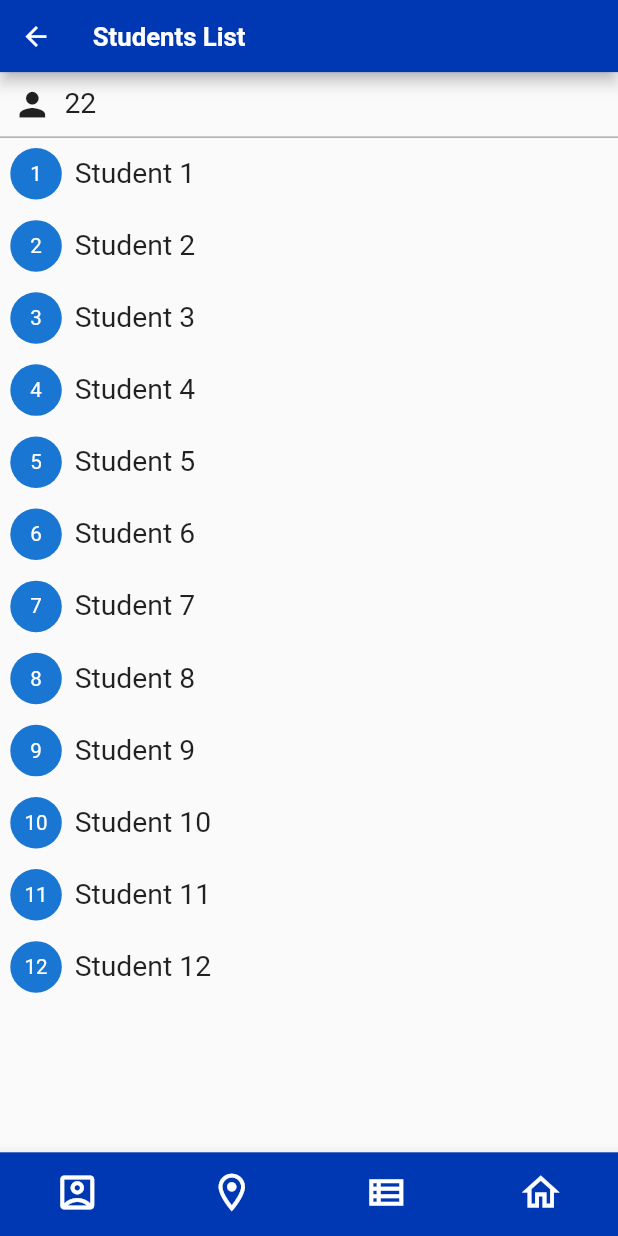
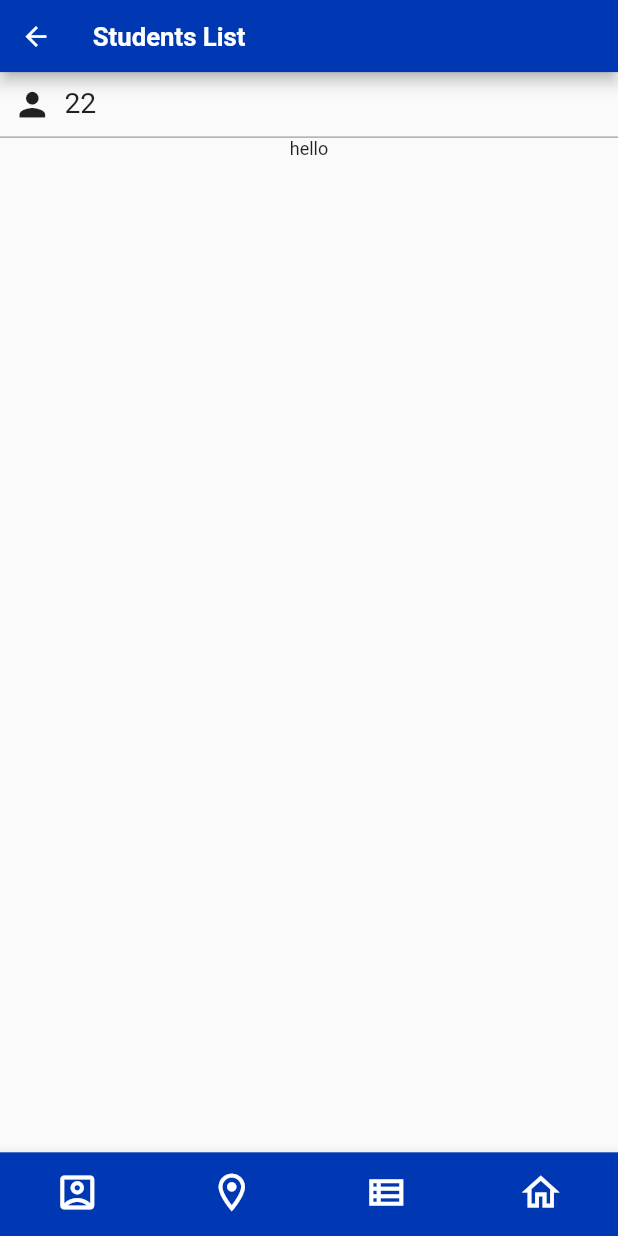
Before and after one commit to mo87654/Driver_App, a Flutter app: the DriverLayout screen opened directly, item 3 of the bottom bar chosen, on a phone screen of 412 x 824 dp. Run offline on Flutter 3.47's test engine with Material 2 defaults, Android fonts, the phone set to English and light mode, and no system bars; our stand-ins replace cloud_firestore, firebase_core, image_picker, responsive_framework; accounts and stored records are empty.

Commit message:
home screen

```diff
--- a/lib/layout/driver_layout.dart
+++ b/lib/layout/driver_layout.dart
@@ -10,13 +10,18 @@ import '../shared/components/colors.dart';
 import '../shared/components/components.dart';
 
 class DriverLayout extends StatefulWidget {
-  const DriverLayout({Key? key}) : super(key: key);
+  DriverLayout({this.names});
+  List? names;
 
   @override
-  State<DriverLayout> createState() => _DriverLayoutState();
+  State<DriverLayout> createState() => _DriverLayoutState(names);
 }
 
 class _DriverLayoutState extends State<DriverLayout> {
+  _DriverLayoutState(this.names);
+  List? names;
+
+  //String? name;
   var currentIndex = 3;
   List<Widget> driverScreens =[
     BusDriverHome(),
@@ -37,7 +42,7 @@ class _DriverLayoutState extends State<DriverLayout> {
       Text(' '),
       driverLeading(
           onpressedfun: (){
-            Navigator.pop(context);
+            print(names);
           }
       ),
       driverLeading(
--- a/lib/main.dart
+++ b/lib/main.dart
@@ -1,9 +1,12 @@
 import 'package:driver_app/modules/login%20screen/login.dart';
+import 'package:firebase_core/firebase_core.dart';
 import 'package:flutter/material.dart';
 import 'package:responsive_framework/responsive_wrapper.dart';
 import 'package:responsive_framework/utils/scroll_behavior.dart';
 
-void main() {
+void main()async {
+  WidgetsFlutterBinding.ensureInitialized();
+  await Firebase.initializeApp();
   runApp(const MyApp());
 }
 
--- a/lib/modules/students-list screen/BusDriver_third_StudensList.dart
+++ b/lib/modules/students-list screen/BusDriver_third_StudensList.dart
@@ -1,34 +1,27 @@
 import 'package:driver_app/modules/student-info%20screen/BusDriver_fourth.dart';
 import 'package:flutter/material.dart';
-class Studmodel {
-  final String name;
-  Studmodel({
-    required this.name
-  });
-}
 
 class BusdriverStudentList extends StatefulWidget {
-
+  BusdriverStudentList({
+     this.names,
+});
+  List? names;
 
   @override
-  State<BusdriverStudentList> createState() => _BusdriverStudentListState();
+  State<BusdriverStudentList> createState() => _BusdriverStudentListState(names);
 }
 
 class _BusdriverStudentListState extends State<BusdriverStudentList> {
-  List <Studmodel> student =[
-    Studmodel(name: 'Student 1'),
-    Studmodel(name: 'Student 2'),
-    Studmodel(name: 'Student 3'),
-    Studmodel(name: 'Student 4'),
-    Studmodel(name: 'Student 5'),
-    Studmodel(name: 'Student 6'),
-    Studmodel(name: 'Student 7'),
-    Studmodel(name: 'Student 8'),
-    Studmodel(name: 'Student 9'),
-    Studmodel(name: 'Student 10'),
-    Studmodel(name: 'Student 11'),
-    Studmodel(name: 'Student 12'),
-  ];
+  _BusdriverStudentListState(
+    this.names,
+);
+  List? names;
+
+  @override
+  void initState() {
+    super.initState();
+    print(names);
+  }
 
   @override
   Widget build(BuildContext context) {
@@ -62,8 +55,9 @@ class _BusdriverStudentListState extends State<BusdriverStudentList> {
           ),
 
           Expanded(
-            child: ListView.builder(
-              itemBuilder: (context, index) =>
+            child: names ==null? Text('hello')
+                :ListView.builder(
+                  itemBuilder: (context, index) =>
                   Padding(
                       padding: const EdgeInsets.all(8.0),
                       child: InkWell(
@@ -83,14 +77,15 @@ class _BusdriverStudentListState extends State<BusdriverStudentList> {
                               ),
                             ),
                             SizedBox(width: 10,),
-                            Text(student[index].name,style: TextStyle(
-                                fontSize: 22,
-                                fontWeight: FontWeight.w400
-                            ),),
+                            Text(names?[index],
+                              style: TextStyle(
+                                  fontSize: 22,
+                                  fontWeight: FontWeight.w400
+                              ),),
                           ],),
                       )
                   ),
-              itemCount: student.length,
+              itemCount: names!.length,
             ),
           )
         ],
```
Also changed, not shown: lib/modules/home screen/BusDriver_firstScreen.dart (+89 -32 lines).
